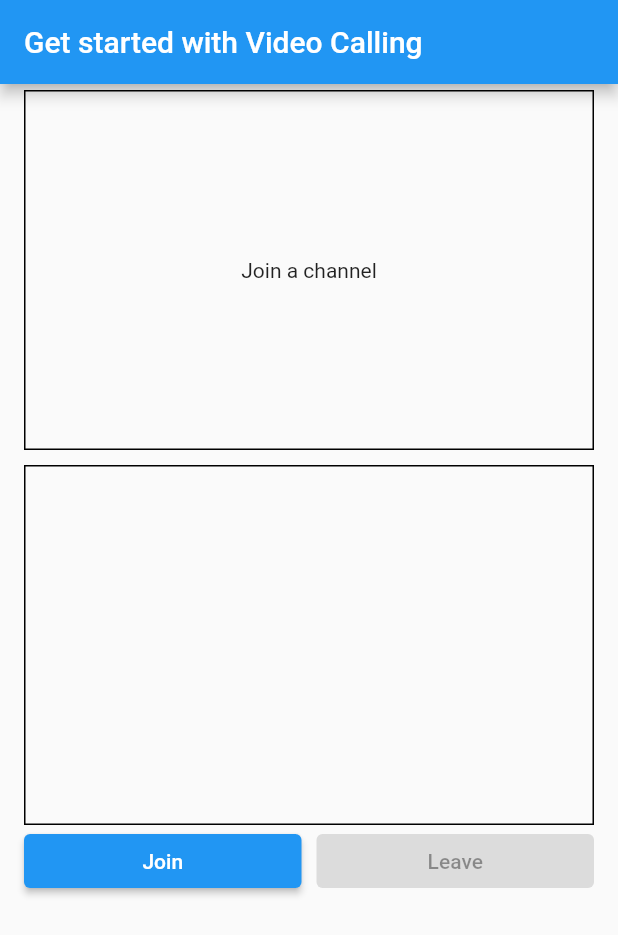
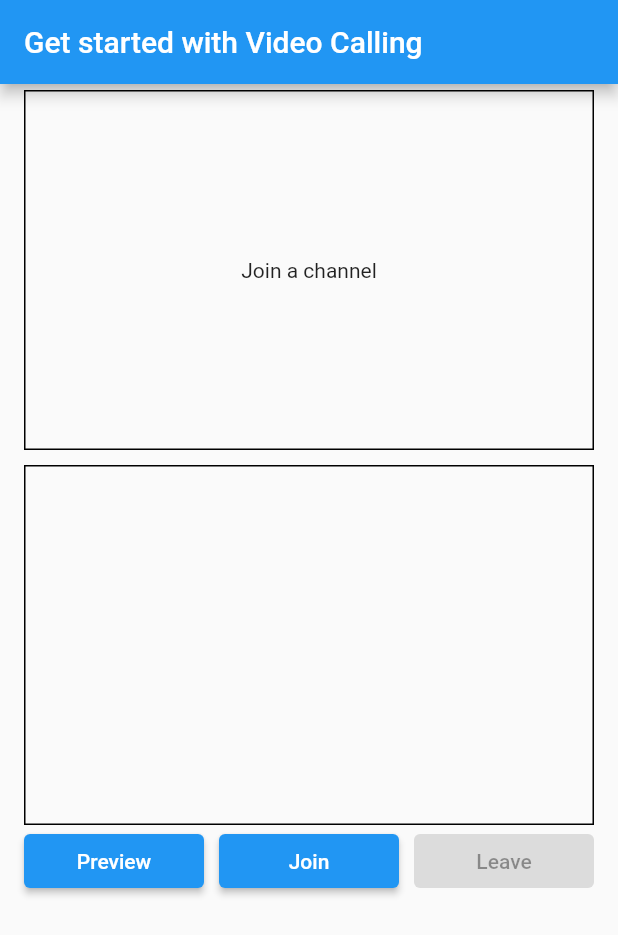
Before and after one commit to kiwicmc/agora_60_sample, a Flutter app: the screen it shows after launch, on a phone screen of 412 x 824 dp. Shown: the top 935 px of the screen. Run offline on Flutter 3.47's test engine with Material 2 defaults, Android fonts, the phone set to English and light mode, and no system bars; our stand-ins replace permission_handler; missing offline and left inert: agora_rtc_engine.

```diff
--- a/lib/main.dart
+++ b/lib/main.dart
@@ -16,13 +16,14 @@ class MyApp extends StatefulWidget {
 }
 
 class _MyAppState extends State<MyApp> {
-  String channelName = "testChannel";
-  String token = "007eJxTYFg38U2xcM+ze0u/N+16rfM612Em159Fp/2czpU2Zf6cqf1XgSEt1SQlNc3czDzFxNDELMXE0sjMzNzYNMUyOdXY3MTYaOvCackNgYwM18QeMzEyQCCIz81Qklpc4pyRmJeXmsPAAACEfiYU";
+  String channelName = "chrisChannel";
+  String token = "007eJxTYJjxsvpBd7LxlADl0Mq7F+JluTlTrkyYwGSptuyCxKNpp7wUGNJSTVJS08zNzFNMDE3MUkwsjczMzI1NUyyTU43NTYyNBC7tSW4IZGR44dbPzMgAgSA+N0NJanGJc0ZiXl5qDgMDAAGPIYs="; // Token expires on January 11, 2023 2:48 AM UTC
 
   int uid = 0; // uid of the local user
 
   int? _remoteUid; // uid of the remote user
   bool _isJoined = false; // Indicates if the local user has joined the channel
+  bool _initedRtcEngine = false;
   late RtcEngine agoraEngine; // Agora engine instance
 
   final GlobalKey<ScaffoldMessengerState> scaffoldMessengerKey
@@ -58,6 +59,13 @@ class _MyAppState extends State<MyApp> {
                 children: <Widget>[
                   Expanded(
                     child: ElevatedButton(
+                      onPressed: _isJoined ? null : () => {preview()},
+                      child: const Text("Preview"),
+                    ),
+                  ),
+                  const SizedBox(width: 10),
+                  Expanded(
+                    child: ElevatedButton(
                       onPressed: _isJoined ? null : () => {join()},
                       child: const Text("Join"),
                     ),
@@ -79,7 +87,8 @@ class _MyAppState extends State<MyApp> {
 
 // Display local video preview
   Widget _localPreview() {
-    if (_isJoined) {
+    debugPrint("_initedRtcEngine=$_initedRtcEngine, _isJoined=$_isJoined");
+    if (_initedRtcEngine || _isJoined) {
       return AgoraVideoView(
         controller: VideoViewController(
           rtcEngine: agoraEngine,
@@ -116,9 +125,9 @@ class _MyAppState extends State<MyApp> {
 
   @override
   void initState() {
+    setupVideoSDKEngine();
     super.initState();
     // Set up an instance of Agora engine
-    setupVideoSDKEngine();
   }
 
   Future<void> setupVideoSDKEngine() async {
@@ -137,31 +146,38 @@ class _MyAppState extends State<MyApp> {
     agoraEngine.registerEventHandler(
       RtcEngineEventHandler(
         onJoinChannelSuccess: (RtcConnection connection, int elapsed) {
-          showMessage("Local user uid:${connection.localUid} joined the channel");
+          showMessage("Local user uid:${connection.localUid} joined the channel ${connection.channelId}");
           setState(() {
             _isJoined = true;
           });
         },
         onUserJoined: (RtcConnection connection, int remoteUid, int elapsed) {
-          showMessage("Remote user uid:$remoteUid joined the channel");
+          showMessage("Remote user uid:$remoteUid joined the channel ${connection.channelId}");
           setState(() {
             _remoteUid = remoteUid;
           });
         },
         onUserOffline: (RtcConnection connection, int remoteUid,
             UserOfflineReasonType reason) {
-          showMessage("Remote user uid:$remoteUid left the channel");
+          showMessage("Remote user uid:$remoteUid left the channel ${connection.channelId}");
           setState(() {
             _remoteUid = null;
           });
         },
       ),
     );
+
+  }
+
+  void  preview() async {
+    await agoraEngine.startPreview();
+
+    setState(() {
+      _initedRtcEngine = true;
+    });
   }
 
   void  join() async {
-    await agoraEngine.startPreview();
-
     // Set channel options including the client role and channel profile
     ChannelMediaOptions options = const ChannelMediaOptions(
       clientRoleType: ClientRoleType.clientRoleBroadcaster,
@@ -176,12 +192,29 @@ class _MyAppState extends State<MyApp> {
     );
   }
 
+  void  joinAsAudience() async {
+    // Set channel options including the client role and channel profile
+    ChannelMediaOptions options = const ChannelMediaOptions(
+      clientRoleType: ClientRoleType.clientRoleAudience,
+      channelProfile: ChannelProfileType.channelProfileCommunication,
+    );
+
+    await agoraEngine.joinChannel(
+      token: token,
+      channelId: channelName,
+      options: options,
+      uid: uid,
+    );
+  }
+
+
   void leave() {
     setState(() {
       _isJoined = false;
       _remoteUid = null;
     });
     agoraEngine.leaveChannel();
+    agoraEngine.stopPreview();
   }
 
   // Clean up the resources when you leave
```
